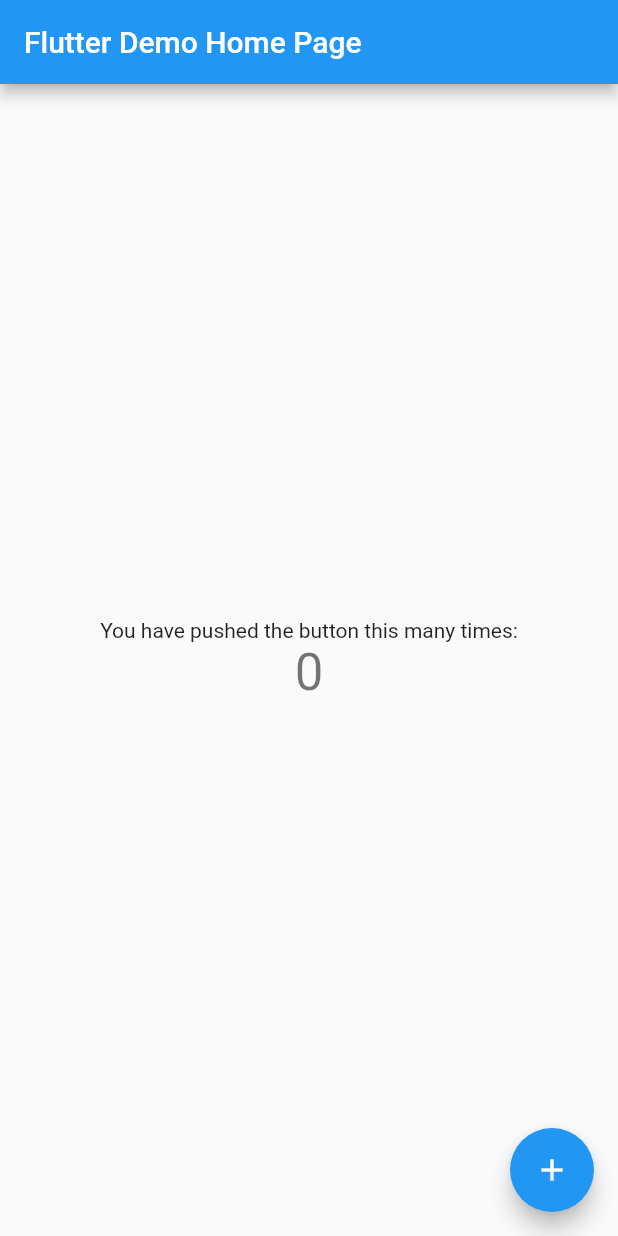
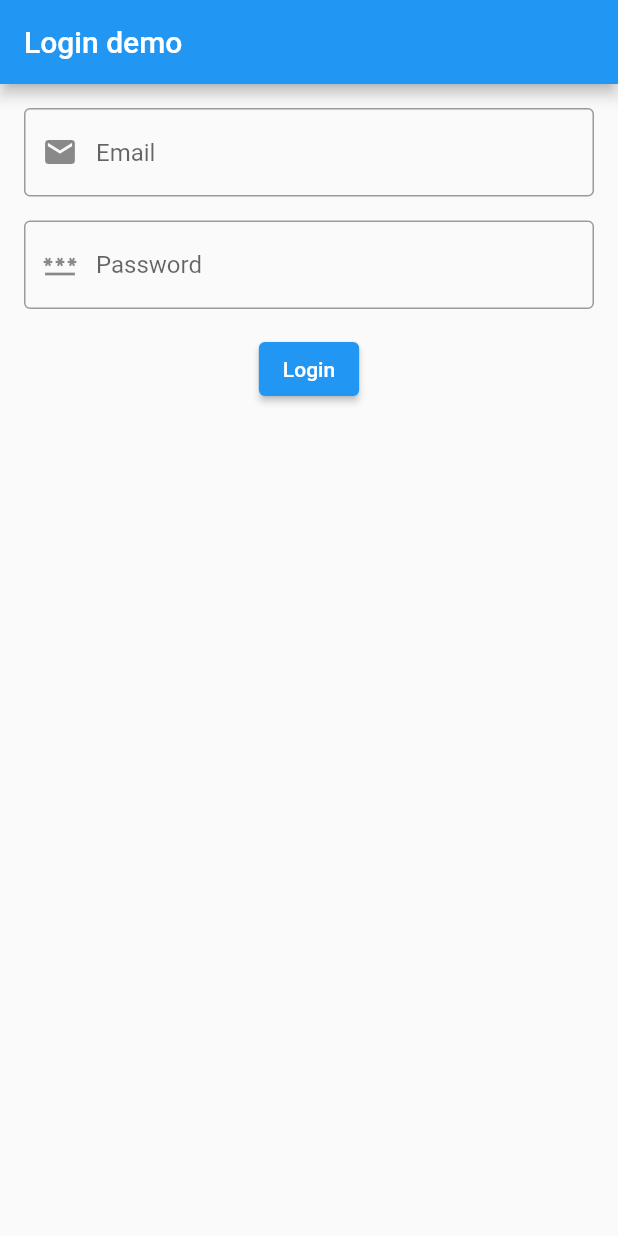
Before and after one commit to chuonglam/test_login, a Flutter app: the screen it shows after launch, on a phone screen of 412 x 824 dp. Run offline on Flutter 3.47's test engine with Material 2 defaults, Android fonts, the phone set to English and light mode, and no system bars; our stand-ins replace get_it, injectable.

Commit message:
add login ui and validators

```diff
--- a/lib/main.dart
+++ b/lib/main.dart
@@ -1,5 +1,7 @@
 import 'package:flutter/material.dart';
 import 'package:test_login/sl/sl.dart';
+import 'package:test_login/ui/common/app_theme.dart';
+import 'package:test_login/ui/login/login_page.dart';
 
 void main() {
   configureDependencies();
@@ -9,109 +11,12 @@ void main() {
 class MyApp extends StatelessWidget {
   const MyApp({Key? key}) : super(key: key);
 
-  // This widget is the root of your application.
   @override
   Widget build(BuildContext context) {
     return MaterialApp(
-      title: 'Flutter Demo',
-      theme: ThemeData(
-        // This is the theme of your application.
-        //
-        // Try running your application with "flutter run". You'll see the
-        // application has a blue toolbar. Then, without quitting the app, try
-        // changing the primarySwatch below to Colors.green and then invoke
-        // "hot reload" (press "r" in the console where you ran "flutter run",
-        // or simply save your changes to "hot reload" in a Flutter IDE).
-        // Notice that the counter didn't reset back to zero; the application
-        // is not restarted.
-        primarySwatch: Colors.blue,
-      ),
-      home: const MyHomePage(title: 'Flutter Demo Home Page'),
+      title: 'Login Demo',
+      theme: AppTheme.appTheme(context),
+      home: const LoginPage(),
     );
   }
 }
-
-class MyHomePage extends StatefulWidget {
-  const MyHomePage({Key? key, required this.title}) : super(key: key);
-
-  // This widget is the home page of your application. It is stateful, meaning
-  // that it has a State object (defined below) that contains fields that affect
-  // how it looks.
-
-  // This class is the configuration for the state. It holds the values (in this
-  // case the title) provided by the parent (in this case the App widget) and
-  // used by the build method of the State. Fields in a Widget subclass are
-  // always marked "final".
-
-  final String title;
-
-  @override
-  State<MyHomePage> createState() => _MyHomePageState();
-}
-
-class _MyHomePageState extends State<MyHomePage> {
-  int _counter = 0;
-
-  void _incrementCounter() {
-    setState(() {
-      // This call to setState tells the Flutter framework that something has
-      // changed in this State, which causes it to rerun the build method below
-      // so that the display can reflect the updated values. If we changed
-      // _counter without calling setState(), then the build method would not be
-      // called again, and so nothing would appear to happen.
-      _counter++;
-    });
-  }
-
-  @override
-  Widget build(BuildContext context) {
-    // This method is rerun every time setState is called, for instance as done
-    // by the _incrementCounter method above.
-    //
-    // The Flutter framework has been optimized to make rerunning build methods
-    // fast, so that you can just rebuild anything that needs updating rather
-    // than having to individually change instances of widgets.
-    return Scaffold(
-      appBar: AppBar(
-        // Here we take the value from the MyHomePage object that was created by
-        // the App.build method, and use it to set our appbar title.
-        title: Text(widget.title),
-      ),
-      body: Center(
-        // Center is a layout widget. It takes a single child and positions it
-        // in the middle of the parent.
-        child: Column(
-          // Column is also a layout widget. It takes a list of children and
-          // arranges them vertically. By default, it sizes itself to fit its
-          // children horizontally, and tries to be as tall as its parent.
-          //
-          // Invoke "debug painting" (press "p" in the console, choose the
-          // "Toggle Debug Paint" action from the Flutter Inspector in Android
-          // Studio, or the "Toggle Debug Paint" command in Visual Studio Code)
-          // to see the wireframe for each widget.
-          //
-          // Column has various properties to control how it sizes itself and
-          // how it positions its children. Here we use mainAxisAlignment to
-          // center the children vertically; the main axis here is the vertical
-          // axis because Columns are vertical (the cross axis would be
-          // horizontal).
-          mainAxisAlignment: MainAxisAlignment.center,
-          children: <Widget>[
-            const Text(
-              'You have pushed the button this many times:',
-            ),
-            Text(
-              '$_counter',
-              style: Theme.of(context).textTheme.headline4,
-            ),
-          ],
-        ),
-      ),
-      floatingActionButton: FloatingActionButton(
-        onPressed: _incrementCounter,
-        tooltip: 'Increment',
-        child: const Icon(Icons.add),
-      ), // This trailing comma makes auto-formatting nicer for build methods.
-    );
-  }
-}
--- /dev/null
+++ b/lib/ui/common/app_theme.dart
@@ -0,0 +1,12 @@
+import 'package:flutter/material.dart';
+
+class AppTheme {
+  static ThemeData appTheme(BuildContext context) {
+    return ThemeData(
+      primarySwatch: Colors.blue,
+      inputDecorationTheme: const InputDecorationTheme(
+        border: OutlineInputBorder(),
+      ),
+    );
+  }
+}
--- /dev/null
+++ b/lib/ui/common/ext.dart
@@ -0,0 +1,6 @@
+extension StringX on String {
+  bool get isValidEmail =>
+      RegExp(r'^[a-zA-Z0-9.]+@[a-zA-Z0-9]+\.[a-zA-Z]+').hasMatch(this);
+
+  bool get isValidPassword => length >= 6;
+}
--- /dev/null
+++ b/lib/ui/common/gaps.dart
@@ -0,0 +1,6 @@
+import 'package:flutter/material.dart';
+
+class Gaps {
+  static const Widget hGap16 = SizedBox(width: 16);
+  static const Widget vGap16 = SizedBox(height: 16);
+}
--- /dev/null
+++ b/lib/ui/login/login_page.dart
@@ -0,0 +1,18 @@
+import 'package:flutter/material.dart';
+import 'package:flutter/src/foundation/key.dart';
+import 'package:flutter/src/widgets/framework.dart';
+import 'package:test_login/ui/login/widgets/login_form.dart';
+
+class LoginPage extends StatelessWidget {
+  const LoginPage({Key? key}) : super(key: key);
+
+  @override
+  Widget build(BuildContext context) {
+    return Scaffold(
+      appBar: AppBar(
+        title: const Text("Login demo"),
+      ),
+      body: LoginForm(),
+    );
+  }
+}
--- /dev/null
+++ b/lib/ui/login/widgets/login_form.dart
@@ -0,0 +1,63 @@
+import 'package:flutter/material.dart';
+import 'package:test_login/ui/common/ext.dart';
+import 'package:test_login/ui/common/gaps.dart';
+
+class LoginForm extends StatelessWidget {
+  final GlobalKey<FormState> _formKey = GlobalKey<FormState>();
+  LoginForm({Key? key}) : super(key: key);
+  @override
+  Widget build(BuildContext context) {
+    return SingleChildScrollView(
+      child: Padding(
+        padding: const EdgeInsets.all(16),
+        child: Form(
+          key: _formKey,
+          child: Column(
+            children: [
+              TextFormField(
+                decoration: const InputDecoration(
+                  hintText: 'Email',
+                  prefixIcon: Icon(Icons.email),
+                  border: OutlineInputBorder(),
+                ),
+                textInputAction: TextInputAction.next,
+                validator: (text) {
+                  if (text?.isValidEmail == true) {
+                    return null;
+                  }
+                  return 'Email must be valid';
+                },
+              ),
+              Gaps.vGap16,
+              TextFormField(
+                decoration: const InputDecoration(
+                  hintText: 'Password',
+                  prefixIcon: Icon(Icons.password),
+                ),
+                obscureText: true,
+                textInputAction: TextInputAction.done,
+                validator: (text) {
+                  if (text?.isValidPassword == true) {
+                    return null;
+                  }
+                  return 'Password length must be at least 6 characters long';
+                },
+              ),
+              Gaps.vGap16,
+              ElevatedButton(
+                onPressed: _onTapLogin,
+                child: const Text("Login"),
+              ),
+            ],
+          ),
+        ),
+      ),
+    );
+  }
+
+  void _onTapLogin() {
+    if (_formKey.currentState?.validate() == true) {
+      //todo: call login
+    }
+  }
+}
```
